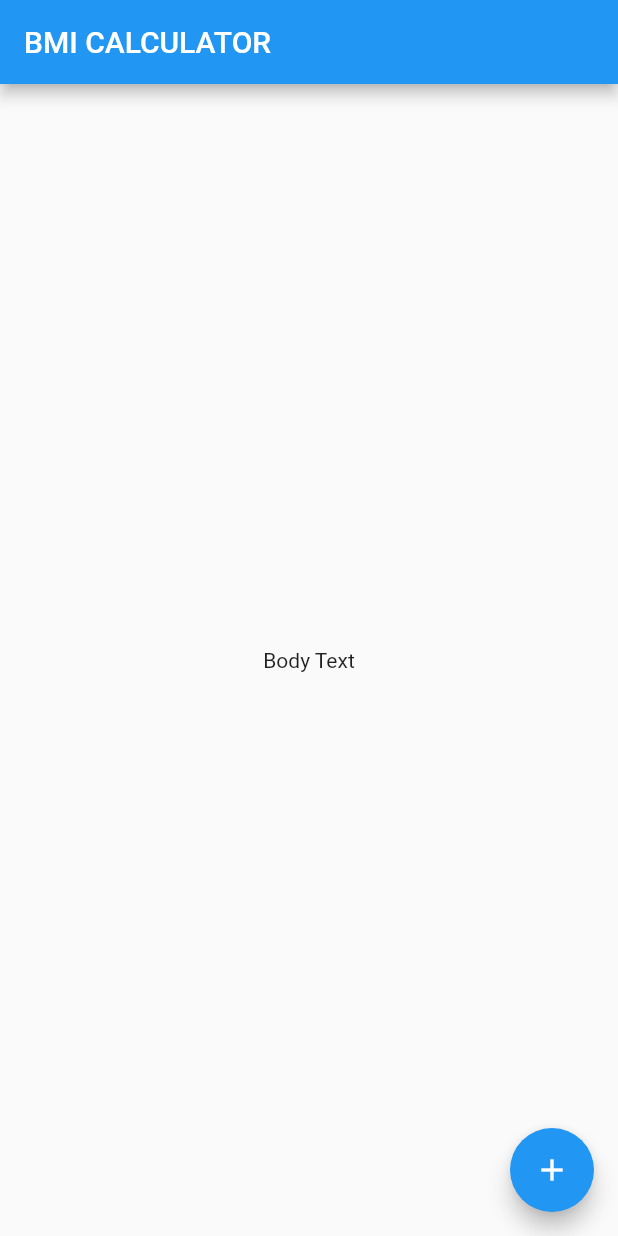
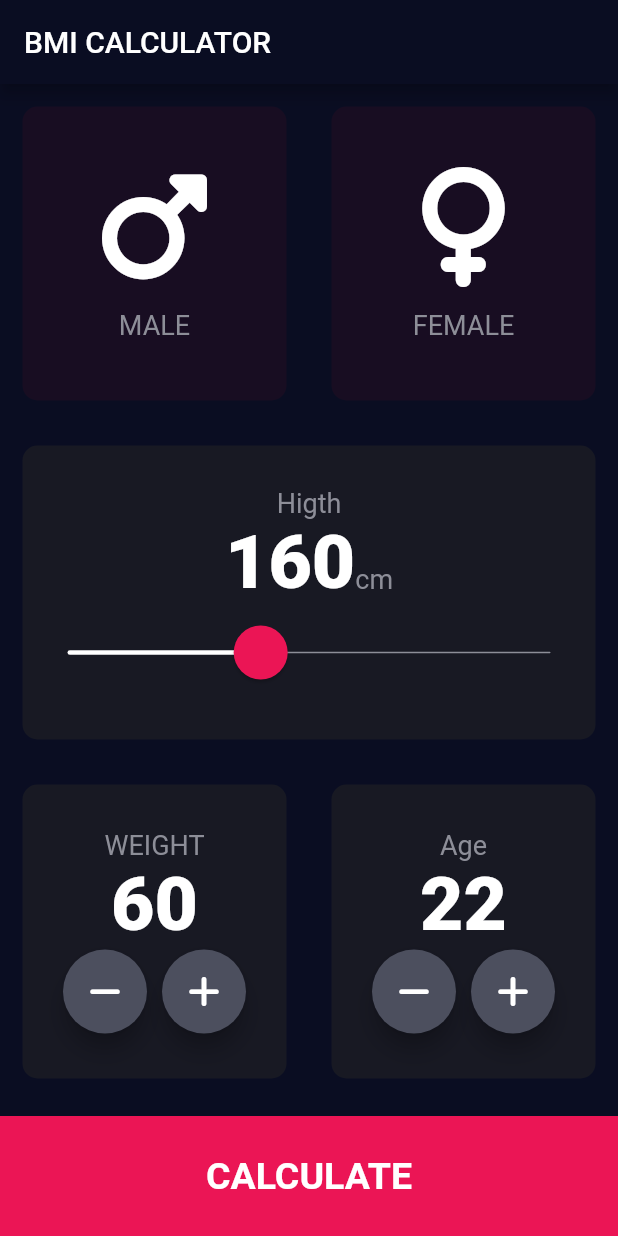
Before and after one commit to HeratUni-CS/bmi-calculator-GhazaalLatifi, a Flutter app: the screen it shows after launch, on a phone screen of 412 x 824 dp. Run offline on Flutter 3.47's test engine with Material 2 defaults, Android fonts, the phone set to English and light mode, and no system bars; our stand-ins replace font_awesome_flutter.

Commit message:
add new file

```diff
--- /dev/null
+++ b/lib/calculater.dart
@@ -0,0 +1,36 @@
+import 'dart:math';
+
+import 'package:flutter/cupertino.dart';
+
+class Calculator{
+   final int? height;
+   final int? weight;
+   double _bmi=0;
+
+   Calculator({@required this.height,@required this.weight});
+
+   String calculateBMI(){
+     _bmi=weight! /pow(height!/100 , 2);
+     return _bmi.toStringAsFixed(1);
+   }
+   String getInterpretation(){
+     if(_bmi>=25){
+       return('You have a higher body weight than normal,try exersize more.');
+     }else if(_bmi>18.5){
+       return ('you have a Normal body weight,Good Job.');
+     }
+     else{
+     return 'You have a lower than Normal body weight,you can eat a bit more';
+   }
+   }
+
+   String getResult(){
+     if(_bmi>=25){
+       return 'OverWeight';
+     }else if(_bmi>=18.5){
+       return 'Normal';
+     }else{
+       return 'UnderWeight';
+     }
+   }
+}
--- /dev/null
+++ b/lib/components/bottom_button.dart
@@ -0,0 +1,25 @@
+
+import 'package:bmi_starting/constants.dart';
+import 'package:flutter/material.dart';
+
+class BottomButton extends StatelessWidget {
+  final String? title;
+
+  final VoidCallback? onTab;
+
+  BottomButton({ @required this.title,@required this.onTab});
+
+  @override
+  Widget build(BuildContext context) {
+    return GestureDetector(
+      onTap: onTab,
+      child: Container(
+        child: Center(child: Text(title!,style: kLargeButtonTextStyle,)),
+        margin: EdgeInsets.only(top: 10),
+        color: kBottomContainerColor,
+        width: double.infinity,
+        height: kBottomContainerHiegh,
+      ),
+    );
+  }
+}
--- /dev/null
+++ b/lib/components/icon_content.dart
@@ -0,0 +1,19 @@
+import 'package:flutter/material.dart';
+class IconContent extends StatelessWidget {
+  final IconData? icon;
+  final String? label;
+
+  IconContent({this.icon,this.label});
+  @override
+  Widget build(BuildContext context) {
+    return Column(
+      mainAxisAlignment: MainAxisAlignment.center,
+      children: [
+        Icon(icon,size: 80,),
+        SizedBox(height: 15,),
+        Text(label!,style: TextStyle(fontSize: 18,
+            color: Color(0xFF8D8E98)),)
+      ],
+    );
+  }
+}
--- /dev/null
+++ b/lib/components/reusable_card.dart
@@ -0,0 +1,25 @@
+
+import 'package:bmi_starting/constants.dart';
+import 'package:flutter/material.dart';
+
+
+class ReusableCard extends StatelessWidget {
+  final Color? color;
+  final Widget? child;
+  final VoidCallback? onpress;
+  ReusableCard({this.color,this.child,this.onpress});
+  @override
+  Widget build(BuildContext context) {
+    return GestureDetector(
+      onTap: onpress,
+      child: Container(
+        child: child,
+        margin: EdgeInsets.all(15),
+        decoration: BoxDecoration(
+          borderRadius: BorderRadius.circular(10),
+          color: color ?? kActiveCardColor,
+        ),
+      ),
+    );
+  }
+}
--- /dev/null
+++ b/lib/components/round_icon_button.dart
@@ -0,0 +1,24 @@
+import 'package:flutter/cupertino.dart';
+import 'package:flutter/material.dart';
+
+class RoundIconButton extends StatelessWidget {
+  final IconData? icon;
+  final VoidCallback? onpress;
+
+  RoundIconButton({required this.icon, required this.onpress});
+
+  @override
+  Widget build(BuildContext context) {
+    return RawMaterialButton(
+      onPressed: onpress,
+      shape: CircleBorder(),
+      fillColor: Color(0XFF4C4F5E),
+      constraints: BoxConstraints.tightFor(
+        width: 56.0,
+        height: 56.0,
+      ),
+      elevation: 6,
+      child: Icon(this.icon),
+    );
+  }
+}
--- /dev/null
+++ b/lib/constants.dart
@@ -0,0 +1,42 @@
+import 'package:flutter/cupertino.dart';
+import 'package:flutter/material.dart';
+
+const kLableStyle=TextStyle(fontSize: 18,
+    color: Color(0xFF8D8E98))
+;
+const kNumberTextStyle=TextStyle(
+  fontSize: 50,fontWeight: FontWeight.w900,
+);
+
+const double kBottomContainerHiegh = 80;
+
+const kBottomContainerColor = Color(0XFFEB1555);
+const kActiveCardColor = Color(0XFF1DE33);
+const kInActiveCardColor = Color(0XFF11328);
+const kLargeButtonTextStyle=TextStyle(
+  fontSize: 25,
+  fontWeight: FontWeight.bold
+);
+const kTitleTextStyle=TextStyle(
+  fontSize: 50,
+  fontWeight: FontWeight.bold
+);
+const kResultTextStyle =TextStyle(
+color: Color(0XFF24D676),
+  fontSize: 22,
+  fontWeight: FontWeight.bold
+);
+
+const kBMITextStyle=TextStyle(
+  fontSize: 100,
+  fontWeight: FontWeight.bold
+);
+
+const kGrayBodyTextStyle=TextStyle(
+  fontSize: 22,
+  color: Colors.grey
+);
+const kBodyTextStyle=TextStyle(
+  fontSize: 22,
+
+);
--- a/lib/main.dart
+++ b/lib/main.dart
@@ -1,35 +1,16 @@
 import 'package:flutter/material.dart';
-
+import 'screens/input_page.dart';
 void main() => runApp(BMICalculator());
 
 class BMICalculator extends StatelessWidget {
   @override
   Widget build(BuildContext context) {
     return MaterialApp(
+    theme:ThemeData.dark().copyWith(
+      appBarTheme: AppBarTheme(backgroundColor: Color(0xFF0A0D22)),
+      scaffoldBackgroundColor: Color(0xFF0A0D22),
+    ),
       home: InputPage(),
     );
   }
 }
-
-class InputPage extends StatefulWidget {
-  @override
-  State<InputPage> createState() => _InputPageState();
-}
-
-class _InputPageState extends State<InputPage> {
-  @override
-  Widget build(BuildContext context) {
-    return Scaffold(
-      appBar: AppBar(
-        title: Text('BMI CALCULATOR'),
-      ),
-      body: Center(
-        child: Text('Body Text'),
-      ),
-      floatingActionButton: FloatingActionButton(
-        onPressed: () {},
-        child: Icon(Icons.add),
-      ),
-    );
-  }
-}
--- /dev/null
+++ b/lib/screens/input_page.dart
@@ -0,0 +1,206 @@
+import 'package:bmi_starting/calculater.dart';
+import 'package:bmi_starting/components/bottom_button.dart';
+import 'package:bmi_starting/components/round_icon_button.dart';
+import 'package:bmi_starting/constants.dart';
+import 'package:bmi_starting/screens/result_page.dart';
+import 'package:flutter/animation.dart';
+import 'package:flutter/material.dart';
+import 'package:font_awesome_flutter/font_awesome_flutter.dart';
+import '../../components/reusable_card.dart';
+import '../../components/icon_content.dart';
+
+enum Gender { male, female }
+
+class InputPage extends StatefulWidget {
+  @override
+  _InputPageState createState() => _InputPageState();
+}
+
+class _InputPageState extends State<InputPage> {
+  Gender? selectedGender;
+  int height = 160;
+  int weight = 60;
+  int age = 22;
+
+  @override
+  Widget build(BuildContext context) {
+    return Scaffold(
+      appBar: AppBar(
+        title: Text('BMI CALCULATOR'),
+      ),
+      body: Column(
+        crossAxisAlignment: CrossAxisAlignment.stretch,
+        children: [
+          Expanded(
+              child: Row(
+                children: [
+                  Expanded(
+                      child: ReusableCard(
+                        onpress: () {
+                          setState(() {
+                            selectedGender = Gender.male;
+                          });
+                        },
+                        color: selectedGender == Gender.male
+                            ? kActiveCardColor
+                            : kInActiveCardColor,
+                        child: IconContent(
+                          icon: FontAwesomeIcons.mars,
+                          label: 'MALE',
+                        ),
+                      )),
+                  Expanded(
+                      child: ReusableCard(
+                        onpress: () {
+                          setState(() {
+                            selectedGender = Gender.female;
+                          });
+                        },
+                        color: selectedGender == Gender.female
+                            ? kActiveCardColor
+                            : kInActiveCardColor,
+                        child: IconContent(
+                          icon: FontAwesomeIcons.venus,
+                          label: 'FEMALE',
+                        ),
+                      )),
+                ],
+              )),
+          Expanded(
+              child: ReusableCard(
+                child: Column(
+                  mainAxisAlignment: MainAxisAlignment.center,
+                  children: [
+                    Text(
+                      'Higth',
+                      style: kLableStyle,
+                    ),
+                    Row(
+                      mainAxisAlignment: MainAxisAlignment.center,
+                      crossAxisAlignment: CrossAxisAlignment.baseline,
+                      textBaseline: TextBaseline.alphabetic,
+                      children: [
+                        Text(height.toString(), style: kNumberTextStyle),
+                        Text(
+                          'cm',
+                          style: kLableStyle,
+                        ),
+                      ],
+                    ),
+                    SliderTheme(
+                      data: SliderTheme.of(context).copyWith(
+                          trackHeight: 1,
+                          activeTrackColor: Colors.white,
+                          inactiveTrackColor: Color(0xFF8D8E98),
+                          overlayColor: Color(0x1fEB1555),
+                          thumbColor: Color(0xFFEB1555),
+                          thumbShape: RoundSliderThumbShape(enabledThumbRadius: 18),
+                          overlayShape: RoundSliderOverlayShape(overlayRadius: 30)),
+                      child: Slider(
+                          value: height.toDouble(),
+                          min: 120,
+                          max: 220,
+                          onChanged: (double newValue) {
+                            setState(() {
+                              height = newValue.round();
+                            });
+                          }),
+                    )
+                  ],
+                ),
+              )),
+          Expanded(
+              child: Row(
+                children: [
+                  Expanded(
+                      child: ReusableCard(
+                        child: Column(
+                          mainAxisAlignment: MainAxisAlignment.center,
+                          children: [
+                            Text(
+                              "WEIGHT",
+                              style: kLableStyle,
+                            ),
+                            Text(weight.toString(), style: kNumberTextStyle),
+                            Row(
+                              mainAxisAlignment: MainAxisAlignment.center,
+                              children: [
+                                RoundIconButton(
+                                  icon: FontAwesomeIcons.minus,
+                                  onpress: () {
+                                    setState(() {
+                                      weight--;
+                                    });
+                                  },
+                                ),
+                                SizedBox(
+                                  width: 10,
+                                ),
+                                RoundIconButton(
+                                  icon: FontAwesomeIcons.plus,
+                                  onpress: () {
+                                    setState(() {
+                                      weight++;
+                                    });
+                                  },
+                                ),
+                              ],
+                            ),
+                          ],
+                        ),
+                      )),
+                  Expanded(
+                      child: ReusableCard(
+                        child: Column(
+                          mainAxisAlignment: MainAxisAlignment.center,
+                          children: [
+                            Text(
+                              "Age",
+                              style: kLableStyle,
+                            ),
+                            Text(age.toString(), style: kNumberTextStyle),
+                            Row(
+                              mainAxisAlignment: MainAxisAlignment.center,
+                              children: [
+                                RoundIconButton(
+                                    icon: FontAwesomeIcons.minus,
+                                    onpress: () {
+                                      setState(() {
+                                        age--;
+                                      });
+                                    }),
+                                SizedBox(
+                                  width: 10,
+                                ),
+                                RoundIconButton(
+                                    icon: FontAwesomeIcons.plus,
+                                    onpress: () {
+                                      setState() {
+                                        age++;
+                                      }
+                                    }),
+                              ],
+                            ),
+                          ],
+                        ),
+                      )),
+                ],
+              )),
+          BottomButton(
+            title: 'CALCULATE',
+            onTab: () {
+              Calculator calculater =
+              Calculator(height: height, weight: weight);
+              Navigator.push(context,
+                  MaterialPageRoute(builder: (context) => ResultsPage(
+                    bmiResult: calculater.calculateBMI(),
+                    resultText: calculater.getResult(),
+                    interpretation: calculater.getInterpretation(),
+                  )));
+            },
+          ),
+        ],
+      ),
+    );
+  }
+}
--- a/pubspec.yaml
+++ b/pubspec.yaml
@@ -31,6 +31,7 @@ environment:
 dependencies:
   flutter:
     sdk: flutter
+  font_awesome_flutter: ^10.2.1
 
 
   # The following adds the Cupertino Icons font to your application.
```
Also changed, not shown: lib/screens/result_page.dart (added, +79 -0 lines), pubspec.lock.
